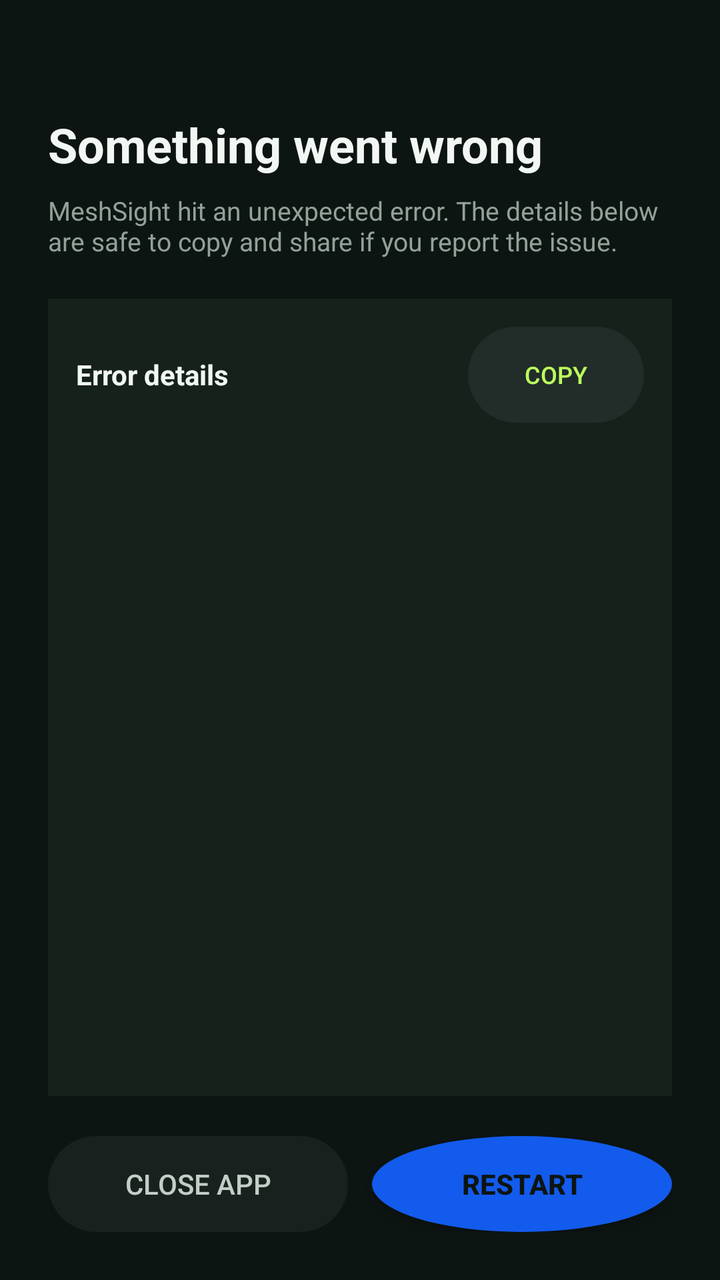
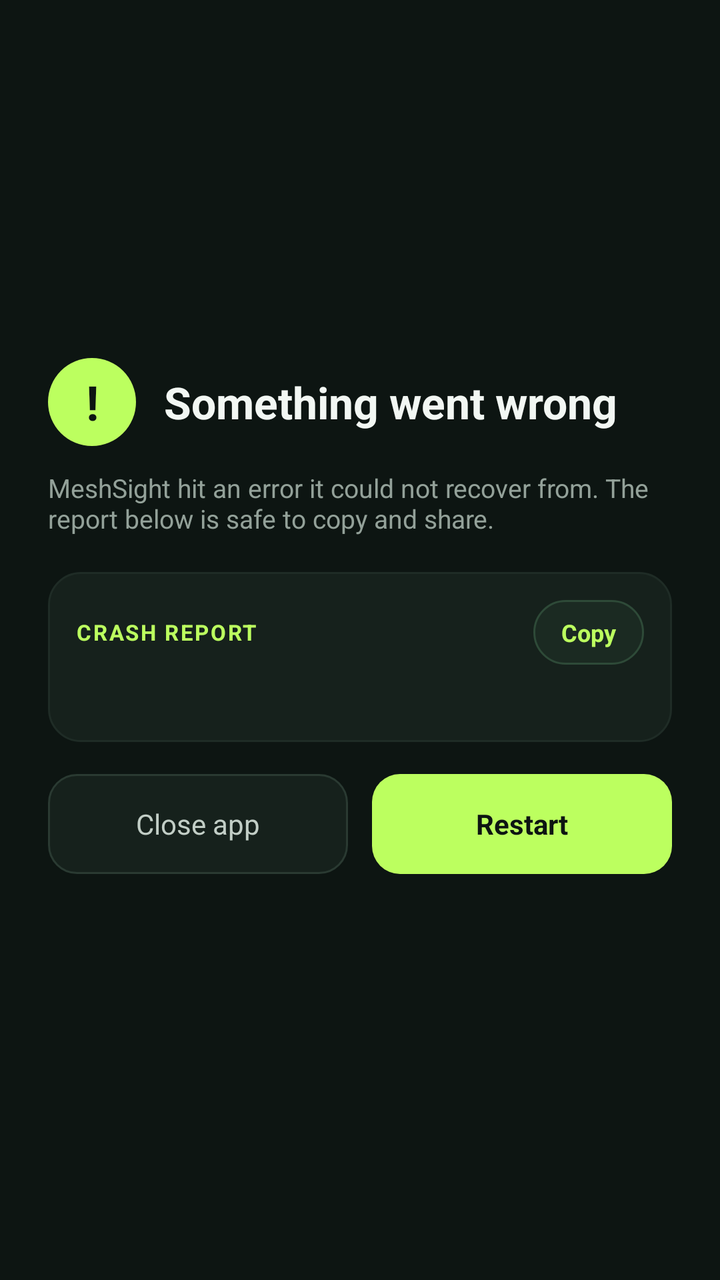

An Android layout rendered at two revisions. The XML below is the earlier revision; the diff shows what the commit changed to produce the second picture.
<!-- AndroidManifest.xml: activity theme Theme.MeshSight -->
<!-- res/layout/activity_error.xml -->
<?xml version="1.0" encoding="utf-8"?>
<LinearLayout xmlns:android="http://schemas.android.com/apk/res/android"
    android:layout_width="match_parent"
    android:layout_height="match_parent"
    android:background="#0D1512"
    android:orientation="vertical"
    android:padding="24dp">

    <TextView
        android:layout_width="wrap_content"
        android:layout_height="wrap_content"
        android:layout_marginTop="32dp"
        android:text="Something went wrong"
        android:textColor="#F2F7F3"
        android:textSize="24sp"
        android:textStyle="bold" />

    <TextView
        android:layout_width="match_parent"
        android:layout_height="wrap_content"
        android:layout_marginTop="8dp"
        android:text="MeshSight hit an unexpected error. The details below are safe to copy and share if you report the issue."
        android:textColor="#93A199"
        android:textSize="13sp" />

    <LinearLayout
        android:layout_width="match_parent"
        android:layout_height="0dp"
        android:layout_marginTop="20dp"
        android:layout_weight="1"
        android:background="#16211C"
        android:orientation="vertical"
        android:padding="14dp">

        <LinearLayout
            android:layout_width="match_parent"
            android:layout_height="wrap_content"
            android:gravity="center_vertical"
            android:orientation="horizontal">

            <TextView
                android:layout_width="0dp"
                android:layout_height="wrap_content"
                android:layout_weight="1"
                android:text="Error details"
                android:textColor="#F2F7F3"
                android:textSize="14sp"
                android:textStyle="bold" />

            <Button
                android:id="@+id/btnCopy"
                android:layout_width="wrap_content"
                android:layout_height="wrap_content"
                android:background="@drawable/bg_glass_btn"
                android:paddingStart="14dp"
                android:paddingEnd="14dp"
                android:text="Copy"
                android:textColor="#BCFF5F"
                android:textSize="12sp" />
        </LinearLayout>

        <ScrollView
            android:id="@+id/scrollError"
            android:layout_width="match_parent"
            android:layout_height="match_parent"
            android:layout_marginTop="10dp">

            <TextView
                android:id="@+id/tvErrorReport"
                android:layout_width="match_parent"
                android:layout_height="wrap_content"
                android:fontFamily="monospace"
                android:textColor="#93A199"
                android:textIsSelectable="true"
                android:textSize="11sp" />
        </ScrollView>
    </LinearLayout>

    <LinearLayout
        android:layout_width="match_parent"
        android:layout_height="wrap_content"
        android:layout_marginTop="20dp"
        android:orientation="horizontal">

        <Button
            android:id="@+id/btnClose"
            android:layout_width="0dp"
            android:layout_height="48dp"
            android:layout_marginEnd="6dp"
            android:layout_weight="1"
            android:background="@drawable/bg_glass_btn"
            android:text="Close app"
            android:textColor="#C2CEC6" />

        <Button
            android:id="@+id/btnRestart"
            android:layout_width="0dp"
            android:layout_height="48dp"
            android:layout_marginStart="6dp"
            android:layout_weight="1"
            android:background="@drawable/bg_primary_btn"
            android:text="Restart"
            android:textColor="#0D1512"
            android:textStyle="bold" />
    </LinearLayout>
</LinearLayout>
<!-- resources referenced by this layout -->
<resources>
  <!-- drawable bg_glass_btn (drawable) -->
  <?xml version="1.0" encoding="utf-8"?>
  <shape xmlns:android="http://schemas.android.com/apk/res/android">
      <solid android:color="#0DFFFFFF" />
      <corners android:radius="24dp" />
  </shape>
  <!-- drawable bg_primary_btn (drawable) -->
  <?xml version="1.0" encoding="utf-8"?>
  <shape xmlns:android="http://schemas.android.com/apk/res/android" android:shape="oval">
      <solid android:color="#135bec" />
  </shape>
  <style name="Theme.MeshSight" parent="Theme.AppCompat.NoActionBar">
          <item name="android:windowBackground">@android:color/black</item>
          <item name="android:windowFullscreen">true</item>
          <item name="android:windowLayoutInDisplayCutoutMode">shortEdges</item>
          <item name="android:statusBarColor">@android:color/black</item>
          <item name="android:navigationBarColor">@android:color/black</item>
          <item name="android:colorPrimary">@android:color/black</item>
          <item name="android:colorPrimaryDark">@android:color/black</item>
          <item name="android:colorAccent">#00FF00</item>
      </style>
</resources>

<!-- the commit's change to res/layout/activity_error.xml (unified diff, before → after) -->
@@ -1,106 +1,143 @@
 <?xml version="1.0" encoding="utf-8"?>
-<LinearLayout xmlns:android="http://schemas.android.com/apk/res/android"
+<FrameLayout xmlns:android="http://schemas.android.com/apk/res/android"
     android:layout_width="match_parent"
     android:layout_height="match_parent"
-    android:background="#0D1512"
-    android:orientation="vertical"
-    android:padding="24dp">
-
-    <TextView
-        android:layout_width="wrap_content"
-        android:layout_height="wrap_content"
-        android:layout_marginTop="32dp"
-        android:text="Something went wrong"
-        android:textColor="#F2F7F3"
-        android:textSize="24sp"
-        android:textStyle="bold" />
-
-    <TextView
-        android:layout_width="match_parent"
-        android:layout_height="wrap_content"
-        android:layout_marginTop="8dp"
-        android:text="MeshSight hit an unexpected error. The details below are safe to copy and share if you report the issue."
-        android:textColor="#93A199"
-        android:textSize="13sp" />
+    android:background="#0D1512">
 
     <LinearLayout
         android:layout_width="match_parent"
-        android:layout_height="0dp"
-        android:layout_marginTop="20dp"
-        android:layout_weight="1"
-        android:background="#16211C"
+        android:layout_height="wrap_content"
+        android:layout_gravity="center"
         android:orientation="vertical"
-        android:padding="14dp">
+        android:paddingStart="24dp"
+        android:paddingEnd="24dp">
 
+        
         <LinearLayout
-            android:layout_width="match_parent"
+            android:layout_width="wrap_content"
             android:layout_height="wrap_content"
             android:gravity="center_vertical"
             android:orientation="horizontal">
 
             <TextView
+                android:layout_width="44dp"
+                android:layout_height="44dp"
+                android:background="@drawable/bg_error_badge"
+                android:gravity="center"
+                android:text="!"
+                android:textColor="#0D1512"
+                android:textSize="24sp"
+                android:textStyle="bold" />
+
+            <TextView
+                android:layout_width="wrap_content"
+                android:layout_height="wrap_content"
+                android:layout_marginStart="14dp"
+                android:text="Something went wrong"
+                android:textColor="#F2F7F3"
+                android:textSize="22sp"
+                android:textStyle="bold" />
+        </LinearLayout>
+
+        <TextView
+            android:layout_width="match_parent"
+            android:layout_height="wrap_content"
+            android:layout_marginTop="12dp"
+            android:text="MeshSight hit an error it could not recover from. The report below is safe to copy and share."
+            android:textColor="#93A199"
+            android:textSize="13sp" />
+
+        
+        <LinearLayout
+            android:layout_width="match_parent"
+            android:layout_height="0dp"
+            android:layout_marginTop="18dp"
+            android:layout_weight="1"
+            android:background="@drawable/bg_error_card"
+            android:orientation="vertical"
+            android:padding="14dp">
+
+            <LinearLayout
+                android:layout_width="match_parent"
+                android:layout_height="wrap_content"
+                android:gravity="center_vertical"
+                android:orientation="horizontal">
+
+                <TextView
+                    android:layout_width="0dp"
+                    android:layout_height="wrap_content"
+                    android:layout_weight="1"
+                    android:letterSpacing="0.08"
+                    android:text="CRASH REPORT"
+                    android:textColor="#BCFF5F"
+                    android:textSize="11sp"
+                    android:textStyle="bold" />
+
+                <TextView
+                    android:id="@+id/btnCopy"
+                    android:layout_width="wrap_content"
+                    android:layout_height="wrap_content"
+                    android:background="@drawable/bg_error_chip"
+                    android:paddingStart="14dp"
+                    android:paddingTop="8dp"
+                    android:paddingEnd="14dp"
+                    android:paddingBottom="8dp"
+                    android:text="Copy"
+                    android:textColor="#BCFF5F"
+                    android:textSize="12sp"
+                    android:textStyle="bold" />
+            </LinearLayout>
+
+            <ScrollView
+                android:id="@+id/scrollError"
+                android:layout_width="match_parent"
+                android:layout_height="match_parent"
+                android:layout_marginTop="10dp"
+                android:scrollbars="vertical">
+
+                <TextView
+                    android:id="@+id/tvErrorReport"
+                    android:layout_width="match_parent"
+                    android:layout_height="wrap_content"
+                    android:fontFamily="monospace"
+                    android:textColor="#C2CEC6"
+                    android:textIsSelectable="true"
+                    android:textSize="11sp" />
+            </ScrollView>
+        </LinearLayout>
+
+        
+        <LinearLayout
+            android:layout_width="match_parent"
+            android:layout_height="wrap_content"
+            android:layout_marginTop="16dp"
+            android:layout_marginBottom="24dp"
+            android:orientation="horizontal">
+
+            <TextView
+                android:id="@+id/btnClose"
                 android:layout_width="0dp"
-                android:layout_height="wrap_content"
+                android:layout_height="50dp"
+                android:layout_marginEnd="6dp"
                 android:layout_weight="1"
-                android:text="Error details"
-                android:textColor="#F2F7F3"
+                android:background="@drawable/bg_error_outline"
+                android:gravity="center"
+                android:text="Close app"
+                android:textColor="#C2CEC6"
+                android:textSize="14sp" />
+
+            <TextView
+                android:id="@+id/btnRestart"
+                android:layout_width="0dp"
+                android:layout_height="50dp"
+                android:layout_marginStart="6dp"
+                android:layout_weight="1"
+                android:background="@drawable/bg_error_primary"
+                android:gravity="center"
+                android:text="Restart"
+                android:textColor="#0D1512"
                 android:textSize="14sp"
                 android:textStyle="bold" />
-
-            <Button
-                android:id="@+id/btnCopy"
-                android:layout_width="wrap_content"
-                android:layout_height="wrap_content"
-                android:background="@drawable/bg_glass_btn"
-                android:paddingStart="14dp"
-                android:paddingEnd="14dp"
-                android:text="Copy"
-                android:textColor="#BCFF5F"
-                android:textSize="12sp" />
         </LinearLayout>
-
-        <ScrollView
-            android:id="@+id/scrollError"
-            android:layout_width="match_parent"
-            android:layout_height="match_parent"
-            android:layout_marginTop="10dp">
-
-            <TextView
-                android:id="@+id/tvErrorReport"
-                android:layout_width="match_parent"
-                android:layout_height="wrap_content"
-                android:fontFamily="monospace"
-                android:textColor="#93A199"
-                android:textIsSelectable="true"
-                android:textSize="11sp" />
-        </ScrollView>
     </LinearLayout>
-
-    <LinearLayout
-        android:layout_width="match_parent"
-        android:layout_height="wrap_content"
-        android:layout_marginTop="20dp"
-        android:orientation="horizontal">
-
-        <Button
-            android:id="@+id/btnClose"
-            android:layout_width="0dp"
-            android:layout_height="48dp"
-            android:layout_marginEnd="6dp"
-            android:layout_weight="1"
-            android:background="@drawable/bg_glass_btn"
-            android:text="Close app"
-            android:textColor="#C2CEC6" />
-
-        <Button
-            android:id="@+id/btnRestart"
-            android:layout_width="0dp"
-            android:layout_height="48dp"
-            android:layout_marginStart="6dp"
-            android:layout_weight="1"
-            android:background="@drawable/bg_primary_btn"
-            android:text="Restart"
-            android:textColor="#0D1512"
-            android:textStyle="bold" />
-    </LinearLayout>
-</LinearLayout>
+</FrameLayout>
<!-- resource entries referenced after the edit -->
@@ -1,15 +1,37 @@
 <!-- resources referenced by this layout -->
 <resources>
-  <!-- drawable bg_glass_btn (drawable) -->
+  <!-- drawable bg_error_badge (drawable) -->
   <?xml version="1.0" encoding="utf-8"?>
-  <shape xmlns:android="http://schemas.android.com/apk/res/android">
-      <solid android:color="#0DFFFFFF" />
-      <corners android:radius="24dp" />
+  <shape xmlns:android="http://schemas.android.com/apk/res/android" android:shape="rectangle">
+      <corners android:radius="22dp" />
+      <solid android:color="#BCFF5F" />
   </shape>
-  <!-- drawable bg_primary_btn (drawable) -->
+  <!-- drawable bg_error_card (drawable) -->
   <?xml version="1.0" encoding="utf-8"?>
-  <shape xmlns:android="http://schemas.android.com/apk/res/android" android:shape="oval">
-      <solid android:color="#135bec" />
+  <shape xmlns:android="http://schemas.android.com/apk/res/android" android:shape="rectangle">
+      <corners android:radius="16dp" />
+      <solid android:color="#16211C" />
+      <stroke android:width="1dp" android:color="#1F2C26" />
+  </shape>
+  <!-- drawable bg_error_chip (drawable) -->
+  <?xml version="1.0" encoding="utf-8"?>
+  <shape xmlns:android="http://schemas.android.com/apk/res/android" android:shape="rectangle">
+      <corners android:radius="999dp" />
+      <solid android:color="#1B2A22" />
+      <stroke android:width="1dp" android:color="#2E4A38" />
+  </shape>
+  <!-- drawable bg_error_outline (drawable) -->
+  <?xml version="1.0" encoding="utf-8"?>
+  <shape xmlns:android="http://schemas.android.com/apk/res/android" android:shape="rectangle">
+      <corners android:radius="14dp" />
+      <solid android:color="#16211C" />
+      <stroke android:width="1dp" android:color="#2A3A32" />
+  </shape>
+  <!-- drawable bg_error_primary (drawable) -->
+  <?xml version="1.0" encoding="utf-8"?>
+  <shape xmlns:android="http://schemas.android.com/apk/res/android" android:shape="rectangle">
+      <corners android:radius="14dp" />
+      <solid android:color="#BCFF5F" />
   </shape>
   <style name="Theme.MeshSight" parent="Theme.AppCompat.NoActionBar">
           <item name="android:windowBackground">@android:color/black</item>
